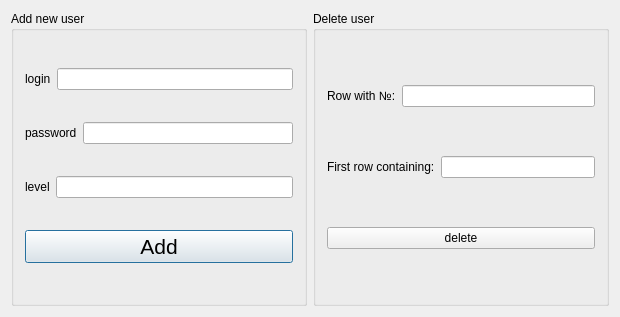
The window that Lab1 log and pas/change.ui (Steper2000/181-351-okunev-2sim) describes before a commit, drawn with Qt 5.
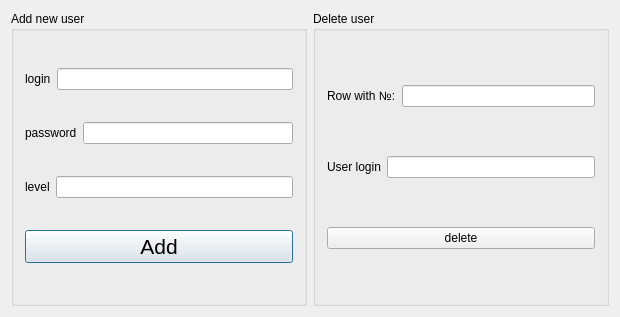
The same window after the commit.

Patch:
```diff
--- a/Lab1 log and pas/change.ui
+++ b/Lab1 log and pas/change.ui
@@ -111,7 +111,7 @@
           <item>
            <widget class="QLabel" name="label">
             <property name="text">
-             <string>First row containing:</string>
+             <string>User login</string>
             </property>
            </widget>
           </item>
```
